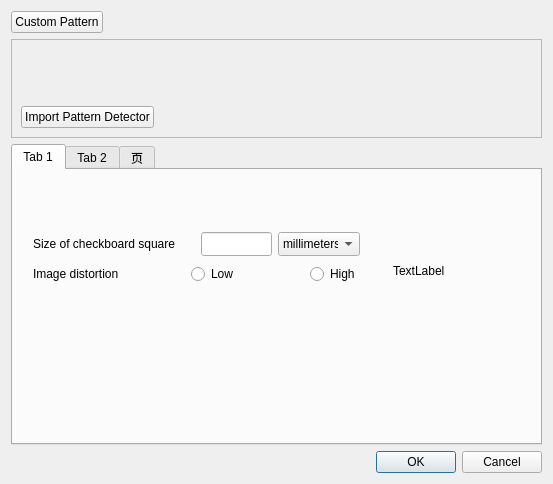
Qt form imageandpatternproperties.ui (Hezexian/calibrateTool) before a commit.
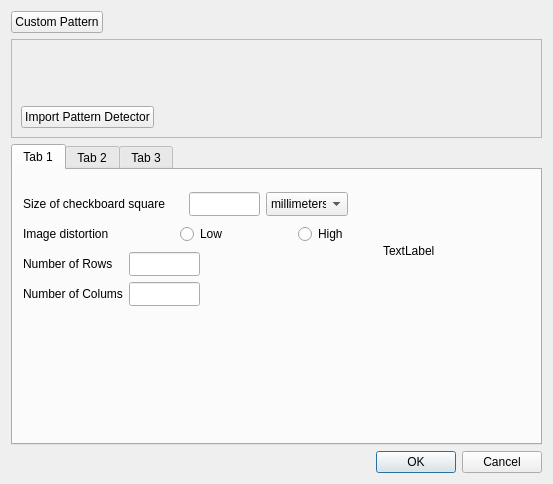
The same form after that commit. The open tabs and pages were chosen to show the change.

Diff of the .ui file:
```diff
--- a/imageandpatternproperties.ui
+++ b/imageandpatternproperties.ui
@@ -99,13 +99,26 @@
       <attribute name="title">
        <string>Tab 1</string>
       </attribute>
+      <widget class="QLabel" name="label_checker">
+       <property name="geometry">
+        <rect>
+         <x>370</x>
+         <y>20</y>
+         <width>131</width>
+         <height>121</height>
+        </rect>
+       </property>
+       <property name="text">
+        <string>TextLabel</string>
+       </property>
+      </widget>
       <widget class="QWidget" name="layoutWidget">
        <property name="geometry">
         <rect>
-         <x>20</x>
-         <y>60</y>
-         <width>327</width>
-         <height>57</height>
+         <x>10</x>
+         <y>20</y>
+         <width>325</width>
+         <height>118</height>
         </rect>
        </property>
        <layout class="QVBoxLayout" name="verticalLayout_3">
@@ -218,21 +231,71 @@
           </item>
          </layout>
         </item>
+        <item>
+         <layout class="QGridLayout" name="gridLayout_3">
+          <item row="0" column="0">
+           <widget class="QLabel" name="label">
+            <property name="text">
+             <string>Number of Rows</string>
+            </property>
+           </widget>
+          </item>
+          <item row="0" column="1">
+           <widget class="QLineEdit" name="lineEdit_chessbd_rows">
+            <property name="minimumSize">
+             <size>
+              <width>71</width>
+              <height>24</height>
+             </size>
+            </property>
+            <property name="maximumSize">
+             <size>
+              <width>71</width>
+              <height>24</height>
+             </size>
+            </property>
+           </widget>
+          </item>
+          <item row="0" column="2">
+           <spacer name="horizontalSpacer">
+            <property name="orientation">
+             <enum>Qt::Horizontal</enum>
+            </property>
+            <property name="sizeHint" stdset="0">
+             <size>
+              <width>40</width>
+              <height>20</height>
+             </size>
+            </property>
+           </spacer>
+          </item>
+          <item row="1" column="0">
+           <widget class="QLabel" name="label_4">
+            <property name="text">
+             <string>Number of Colums</string>
+            </property>
+           </widget>
+          </item>
+          <item row="1" column="1">
+           <widget class="QLineEdit" name="lineEdit_chessbd_cols">
+            <property name="minimumSize">
+             <size>
+              <width>71</width>
+              <height>24</height>
+             </size>
+            </property>
+            <property name="maximumSize">
+             <size>
+              <width>71</width>
+              <height>24</height>
+             </size>
+            </property>
+           </widget>
+          </item>
+         </layout>
+        </item>
        </layout>
       </widget>
-      <widget class="QLabel" name="label_checker">
-       <property name="geometry">
-        <rect>
-         <x>380</x>
-         <y>40</y>
-         <width>131</width>
-         <height>121</height>
-        </rect>
-       </property>
-       <property name="text">
-        <string>TextLabel</string>
-       </property>
-      </widget>
      </widget>
      <widget class="QWidget" name="tab_2">
       <attribute name="title">
@@ -394,7 +457,7 @@
      </widget>
      <widget class="QWidget" name="tab_3">
       <attribute name="title">
-       <string>页</string>
+       <string>Tab 3</string>
       </attribute>
       <widget class="QLabel" name="label_synImg">
        <property name="geometry">
```
Left out of the diff: 22 changed lines with no effect on the pictures.
